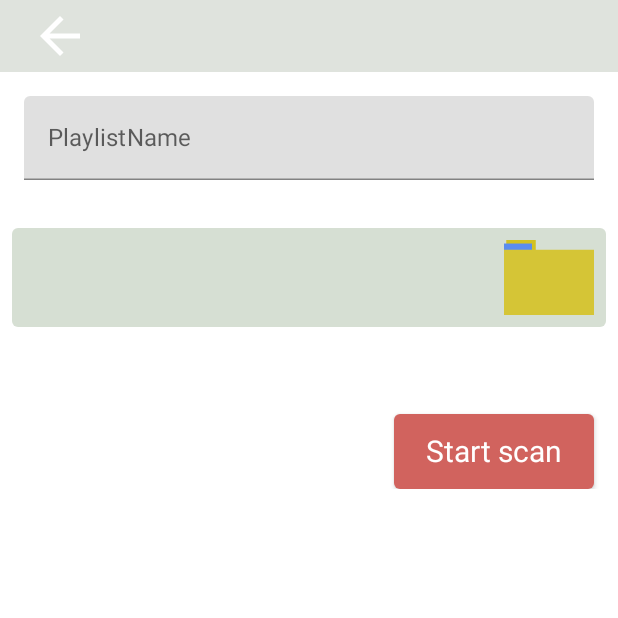
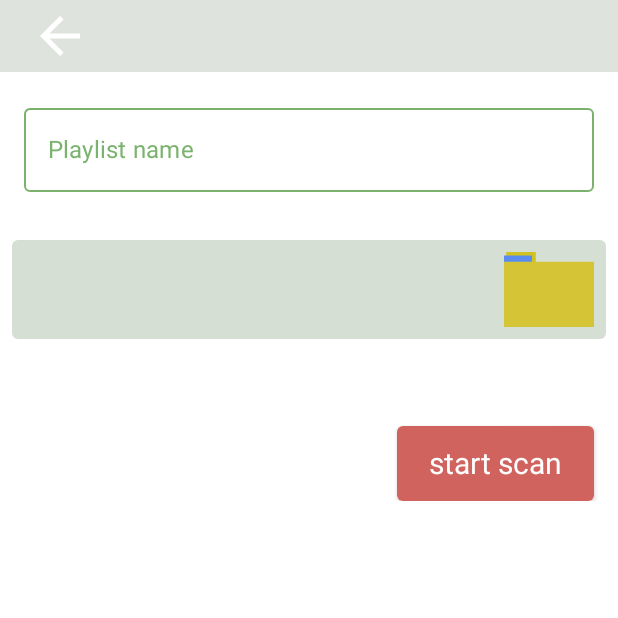
Before and after one commit to PavelB24/SimplePlayer, an Android app built with Jetpack Compose: the ScanScreen screen opened through its navigation route, on a phone screen of 412 x 824 dp, the top half of it. Run offline under Robolectric (Android 15) with nearby library versions, the phone set to English and light mode, and no system bars; our stand-ins replace Room's generated code, accompanist; libraries missing offline, so code that uses them is left out: me.jahnen.libaums; 1 statement that could not run was skipped.

Commit message:
Changed textfield

```diff
--- a/app/src/main/java/com/barinov/simpleplayer/ui/screens/ScanScreen.kt
+++ b/app/src/main/java/com/barinov/simpleplayer/ui/screens/ScanScreen.kt
@@ -21,15 +21,21 @@ import androidx.compose.foundation.lazy.LazyColumn
 import androidx.compose.foundation.lazy.LazyListState
 import androidx.compose.foundation.lazy.items
 import androidx.compose.foundation.lazy.rememberLazyListState
+import androidx.compose.foundation.text.selection.LocalTextSelectionColors
+import androidx.compose.foundation.text.selection.TextSelectionColors
 import androidx.compose.material.Button
 import androidx.compose.material.ButtonDefaults
 import androidx.compose.material.Card
 import androidx.compose.material.Checkbox
 import androidx.compose.material.CheckboxDefaults
 import androidx.compose.material.LinearProgressIndicator
+import androidx.compose.material.OutlinedTextField
 import androidx.compose.material.Text
 import androidx.compose.material.TextField
+import androidx.compose.material.TextFieldColors
+import androidx.compose.material.TextFieldDefaults
 import androidx.compose.runtime.Composable
+import androidx.compose.runtime.CompositionLocalProvider
 import androidx.compose.runtime.LaunchedEffect
 import androidx.compose.runtime.MutableState
 import androidx.compose.runtime.State
@@ -67,6 +73,8 @@ import com.barinov.simpleplayer.ui.components.items.SimpleScannedItem
 import com.barinov.simpleplayer.ui.theme.action_color
 import com.barinov.simpleplayer.ui.theme.path_card_color
 import com.barinov.simpleplayer.ui.theme.pb_color
+import com.barinov.simpleplayer.ui.theme.primary_color
+import com.barinov.simpleplayer.ui.theme.top_bar_color
 import com.barinov.simpleplayer.ui.uiModels.SelectableSearchedItem
 import com.barinov.simpleplayer.ui.viewModels.ScanViewModel
 import org.koin.androidx.compose.getViewModel
@@ -112,10 +120,6 @@ fun ScanScreen(
                             ?: 0
                 }
 
-//        is FileWorker.FileWorkEvents.OnBlockCopied -> {
-//            totalCopy.value += (events.value as FileWorker.FileWorkEvents.OnBlockCopied).megaBytes
-//        }
-
                 is FileWorker.FileWorkEvents.OnCompleted -> {
 
                 }
@@ -141,20 +145,6 @@ fun ScanScreen(
             horizontalAlignment = Alignment.CenterHorizontally,
         ) {
 
-//            Row(
-//                modifier = Modifier
-//                    .fillMaxWidth()
-//                    .padding(top = 8.dp),
-//                horizontalArrangement = Arrangement.Center
-//            ) {
-//
-//                Text(
-//                    text = "Scan for music",
-//                    maxLines = 1,
-//                    fontSize = 22.sp,
-//                )
-//            }
-//            Spacer(modifier = Modifier.height(16.dp))
 
             PlayListNameField(playlistName, events)
 
@@ -347,7 +337,8 @@ private fun SearchedTracksList(events: State<FileWorker.FileWorkEvents>) {
 
 @Composable
 private fun TracksTitle(events: State<FileWorker.FileWorkEvents>) {
-    AnimatedVisibility(visible = events.value is FileWorker.FileWorkEvents.OnSearchCompleted || events.value is FileWorker.FileWorkEvents.NoMusicFound) {
+    AnimatedVisibility(visible = events.value is FileWorker.FileWorkEvents.OnSearchCompleted
+            || events.value is FileWorker.FileWorkEvents.NoMusicFound) {
         Spacer(modifier = Modifier.height(16.dp))
         Text(
             modifier = Modifier
@@ -398,7 +389,6 @@ private fun PickPathComponent(
         ) {
             Text(
                 modifier = Modifier.padding(start = 16.dp),
-//                            enabled = events.value is FileWorker.FileWorkEvents.Idle,
                 text = searchPath.value.extractPath().ellipsizePath(12),
                 maxLines = 2,
                 fontSize = 22.sp,
@@ -425,10 +415,7 @@ private fun PickPathComponent(
 
 @Composable
 private fun ScanInfo() {
-//    Text(
-//        modifier = Modifier.fillMaxWidth(),
-//        text = ""
-//    )
+
 }
 
 @Composable
@@ -436,17 +423,29 @@ private fun PlayListNameField(
     playlistName: MutableState<String>,
     events: State<FileWorker.FileWorkEvents>
 ) {
-    TextField(
+    val mCustomTextSelectionColors = TextSelectionColors(
+        handleColor = primary_color,
+        backgroundColor = primary_color
+    )
+    CompositionLocalProvider(LocalTextSelectionColors provides mCustomTextSelectionColors) {
+        OutlinedTextField(
             modifier = Modifier
                 .fillMaxWidth()
                 .padding(horizontal = 16.dp, vertical = 16.dp),
-        label = { Text(text = "PlaylistName") },
+            label = { Text(text = "Playlist name", color = top_bar_color) },
             singleLine = true,
             value = playlistName.value,
             enabled = events.value is FileWorker.FileWorkEvents.Idle,
             onValueChange = {
                 playlistName.value = it
-        })
+            },
+            colors = TextFieldDefaults.outlinedTextFieldColors(
+                cursorColor = primary_color,
+                focusedBorderColor = primary_color,
+                unfocusedBorderColor = top_bar_color
+            ),
+        )
+    }
 }
 
 private fun onScreenEnter(
--- a/app/src/main/res/values/strings.xml
+++ b/app/src/main/res/values/strings.xml
@@ -9,7 +9,7 @@
     <string name="load_tracks_menu_item">Load tracks</string>
     <string name="about_menu_item">About</string>
     <string name="copy_on_scan_title">Сopy tracks in application storage</string>
-    <string name="start_scan">Start scan</string>
+    <string name="start_scan">start scan</string>
     <string name="on_no_tracks_found">No tracks were found</string>
     <string name="on_tracks_found">Found %d tracks</string>
 </resources>
```
Lines whose indentation alone changed are shown as unchanged.
